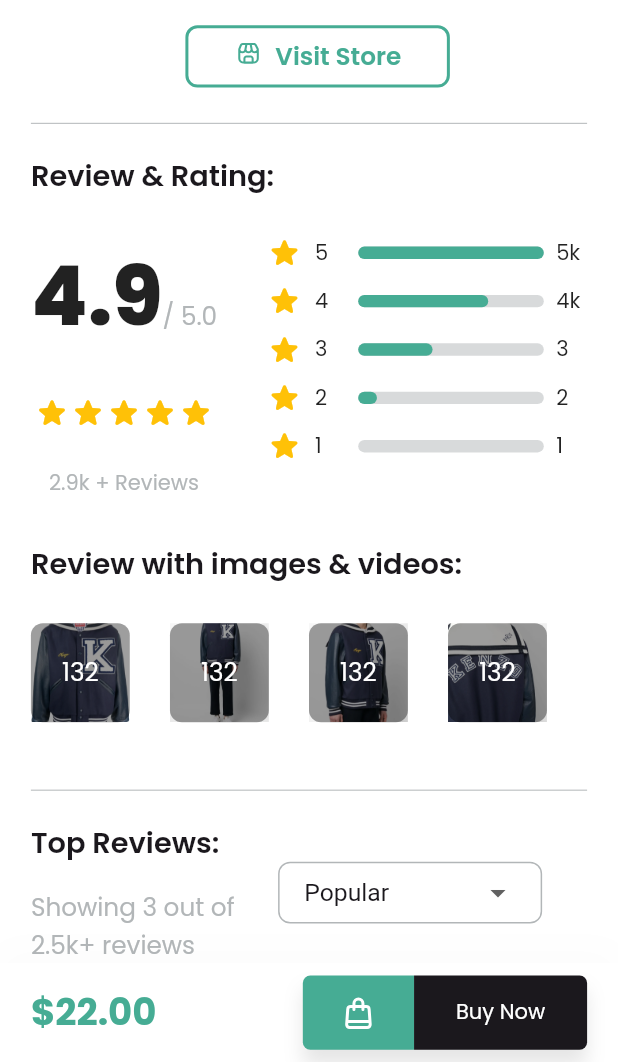
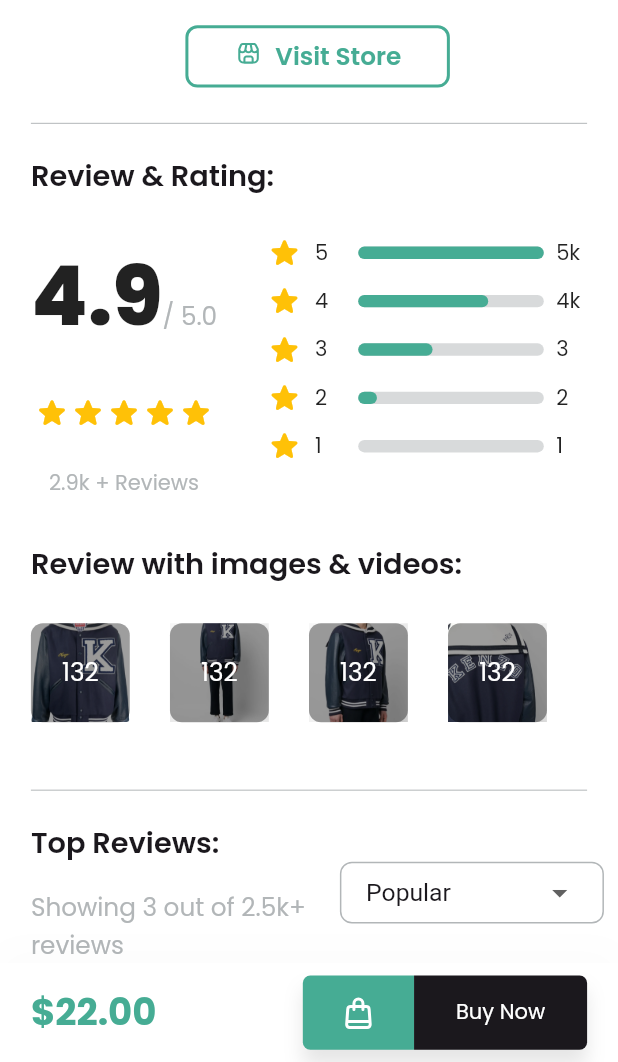
Before and after one commit to SolomonAbuh/E-Commerce-UI-Animation, a Flutter app: the ProductDetailsScreen screen opened directly with sample values from the repository, scrolled down 1309 dp, on a phone screen of 412 x 824 dp, the part 174-1236 px from its top. Run offline on Flutter 3.47's test engine with Material 2 defaults, Android fonts, the light colour scheme and no system bars; drawn by our look-alikes of flutter_animate; our stand-ins replace carousel_slider, flutter_svg, google_fonts, sizer.

Commit message:
update on top_review.dart 🛠

```diff
--- a/lib/widgets/top_review.dart
+++ b/lib/widgets/top_review.dart
@@ -27,7 +27,7 @@ class TopReviews extends StatelessWidget {
                 ),
                 spaceV(2.h),
                 SizedBox(
-                  width: 40.w,
+                  width: 50.w,
                   child: Text(
                     'Showing 3 out of 2.5k+ reviews',
                     style: AppTextStyles.smallTextLight,
@@ -35,9 +35,7 @@ class TopReviews extends StatelessWidget {
                 )
               ],
             ),
-            Align(
-              alignment: Alignment.centerLeft,
-              child: Container(
+            Container(
               height: 5.h,
               padding: EdgeInsets.symmetric(horizontal: 2.h),
               decoration: BoxDecoration(
@@ -45,9 +43,12 @@ class TopReviews extends StatelessWidget {
                 border: Border.all(
                   color: AppColors.greyLight,
                 ),
-                    borderRadius: BorderRadius.circular(8)),
+                borderRadius: BorderRadius.circular(8),
+              ),
               child: DropdownButtonHideUnderline(
+
                 child: DropdownButton<String>(
+
                   focusColor: AppColors.white,
                   dropdownColor: AppColors.white,
                   value: 'Popular',
@@ -66,7 +67,6 @@ class TopReviews extends StatelessWidget {
                 ),
               ),
             ),
-            ),
           ],
         )
       ],
```
Lines whose indentation alone changed are shown as unchanged.
